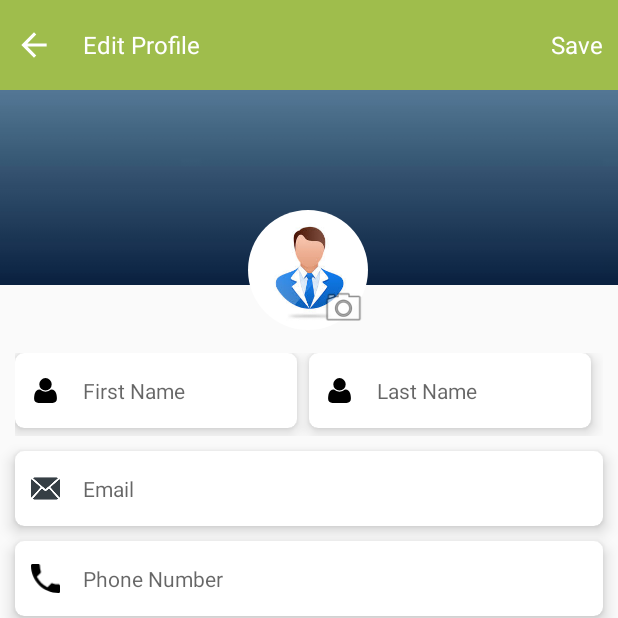
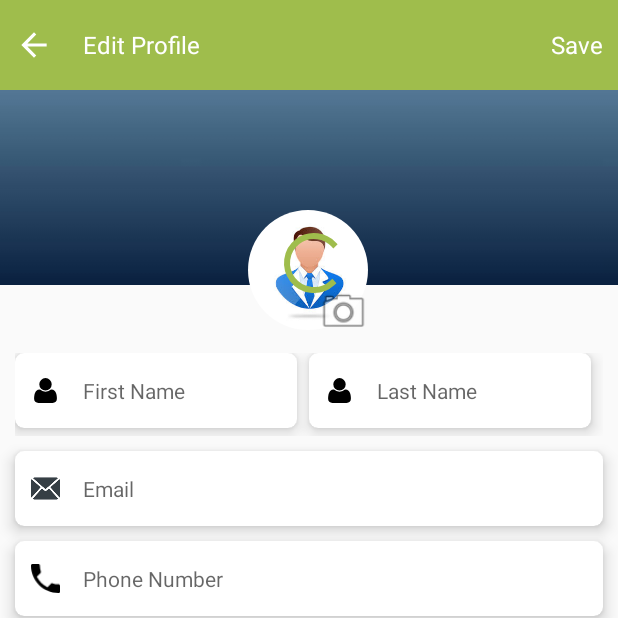
Before and after one commit to ravinakapila55/taxinanny-android, an Android app: the EditProfile screen opened directly, with no data from a screen before it, on a phone screen of 412 x 824 dp, the top half of it. Run offline under Robolectric (Android 15) with nearby library versions, the phone set to English and light mode, and no system bars; our stand-ins replace ButterKnife, CircleImageView, Picasso; network calls fail; pictures from the network do not load; 4 statements that could not run were skipped.

Commit message:
Feedback points

```diff
--- a/app/src/main/java/com/taxi/nanny/views/driver/OnTripDriver.java
+++ b/app/src/main/java/com/taxi/nanny/views/driver/OnTripDriver.java
@@ -458,7 +458,6 @@ public class OnTripDriver extends BaseActivity implements OnMapReadyCallback,
         {
             e.printStackTrace();
         }
-
     }
 
     public void updateStatus(String status)
--- a/app/src/main/java/com/taxi/nanny/views/login_section/register/RegisterUserDetailsActivity.java
+++ b/app/src/main/java/com/taxi/nanny/views/login_section/register/RegisterUserDetailsActivity.java
@@ -630,9 +630,6 @@ public class RegisterUserDetailsActivity extends BaseActivity implements
         }
     }
 
-
-
-
     String deviceToken = "";
     String device_unique_id="";
     protected void apiRequest(HashMap<String, RequestBody> param, MultipartBody.Part image,
@@ -1304,7 +1301,6 @@ public class RegisterUserDetailsActivity extends BaseActivity implements
     Camera camera;
     private void takePicture()
     {
-        Log.e("TakePicture  ","yesssssssssssssssssssssssssssssss");
         camera = new Camera.Builder()
                 .resetToCorrectOrientation(true)// it will rotate the camera bitmap to the correct orientation from meta data
                 .setTakePhotoRequestCode(4)
@@ -1431,7 +1427,6 @@ public class RegisterUserDetailsActivity extends BaseActivity implements
         }
 
 
-
        /* if(requestCode ==4 &&resultCode==RESULT_OK)
         {
             if(camera!=null)
@@ -1445,6 +1440,7 @@ public class RegisterUserDetailsActivity extends BaseActivity implements
                 Log.e("NAme",file.getName()+"");
             }
         }*/
+
     }
 
     @Override
--- a/app/src/main/res/layout/edit_profile.xml
+++ b/app/src/main/res/layout/edit_profile.xml
@@ -21,21 +21,40 @@
         android:scaleType="fitXY"
         />
 
-    <de.hdodenhof.circleimageview.CircleImageView
-        android:id="@+id/ivUser"
-        android:layout_width="@dimen/view_80"
-        android:layout_height="@dimen/view_80"
-        android:layout_marginTop="@dimen/view_80"
-        android:src="@drawable/pic_dummy_user"
+    <FrameLayout
+        android:id="@+id/fl"
+        android:layout_width="wrap_content"
+        android:layout_height="wrap_content"
         app:layout_constraintHorizontal_bias="0.498"
         app:layout_constraintLeft_toLeftOf="parent"
         app:layout_constraintRight_toRightOf="parent"
-        app:layout_constraintTop_toBottomOf="@+id/header" />
+        app:layout_constraintTop_toBottomOf="@+id/header">
+
+        <de.hdodenhof.circleimageview.CircleImageView
+            android:id="@+id/ivUser"
+            android:layout_width="@dimen/view_80"
+            android:layout_height="@dimen/view_80"
+            android:layout_marginTop="@dimen/view_80"
+            android:src="@drawable/pic_dummy_user"
+          />
+
+        <ProgressBar
+            android:id="@+id/progress_edit"
+            android:layout_width="match_parent"
+            android:layout_gravity="center_vertical"
+            android:layout_marginTop="@dimen/view_35"
+            android:layout_marginLeft="@dimen/view_20"
+            android:visibility="visible"
+            android:layout_height="wrap_content"/>
+
+    </FrameLayout>
+
+
 
     <ImageView
         android:id="@+id/ivEdit"
-        android:layout_width="@dimen/view_30"
-        android:layout_height="@dimen/view_30"
+        android:layout_width="@dimen/view_35"
+        android:layout_height="@dimen/view_35"
         android:src="@android:drawable/ic_menu_camera"
         app:layout_constraintLeft_toLeftOf="parent"
         app:layout_constraintRight_toRightOf="parent"
@@ -52,8 +71,9 @@
         android:orientation="horizontal"
         android:layout_marginLeft="@dimen/view_10"
         android:layout_marginRight="@dimen/view_10"
-        app:layout_constraintTop_toBottomOf="@+id/ivUser"
+        app:layout_constraintTop_toBottomOf="@+id/fl"
         android:layout_height="wrap_content">
+
         <android.support.v7.widget.CardView
             android:layout_width="0dp"
             android:layout_weight="0.5"
@@ -89,6 +109,7 @@
                     android:textSize="@dimen/txt_14" />
             </RelativeLayout>
         </android.support.v7.widget.CardView>
+
         <android.support.v7.widget.CardView
             android:layout_width="0dp"
             android:layout_weight="0.5"
@@ -128,6 +149,7 @@
                     tools:ignore="HardcodedText" />
             </RelativeLayout>
         </android.support.v7.widget.CardView>
+
     </LinearLayout>
 
     <android.support.v7.widget.CardView
@@ -141,6 +163,7 @@
         android:layout_marginRight="@dimen/view_10"
         app:layout_constraintLeft_toLeftOf="parent"
         app:cardElevation="6dp">
+
         <RelativeLayout
             android:layout_width="match_parent"
             android:layout_height="@dimen/view_edt">
@@ -168,6 +191,7 @@
                 android:maxLines="1"
                 android:textSize="@dimen/txt_14" />
         </RelativeLayout>
+
     </android.support.v7.widget.CardView>
 
     <android.support.v7.widget.CardView
--- a/app/src/main/res/layout/welcome_screens.xml
+++ b/app/src/main/res/layout/welcome_screens.xml
@@ -2,7 +2,6 @@
 <RelativeLayout
     xmlns:android="http://schemas.android.com/apk/res/android"
     xmlns:app="http://schemas.android.com/apk/res-auto"
-    xmlns:tools="http://schemas.android.com/tools"
     android:layout_width="match_parent"
     android:layout_height="match_parent"
     android:background="@color/white"
@@ -17,9 +16,8 @@
         android:layout_marginBottom="@dimen/view_5"
         android:layout_marginEnd="@dimen/view_20"
         android:layout_marginStart="@dimen/view_20"
-        android:layout_marginTop="@dimen/view_30">
+        android:layout_marginTop="@dimen/view_30"/>
 
-    </android.support.v4.view.ViewPager>
 
     <com.viewpagerindicator.CirclePageIndicator
         android:id="@+id/indicator"
```
Also changed, not shown: app/build.gradle (+4 -4 lines), app/src/main/java/com/taxi/nanny/views/SplashActivity.java (+2 -17 lines), app/src/main/java/com/taxi/nanny/views/booking/PickDropConfirmation.java (+7 -34 lines), app/src/main/java/com/taxi/nanny/views/profile/EditProfile.java (+28 -4 lines), app/src/main/res/layout/list_pick_up.xml (+12 -5 lines).
